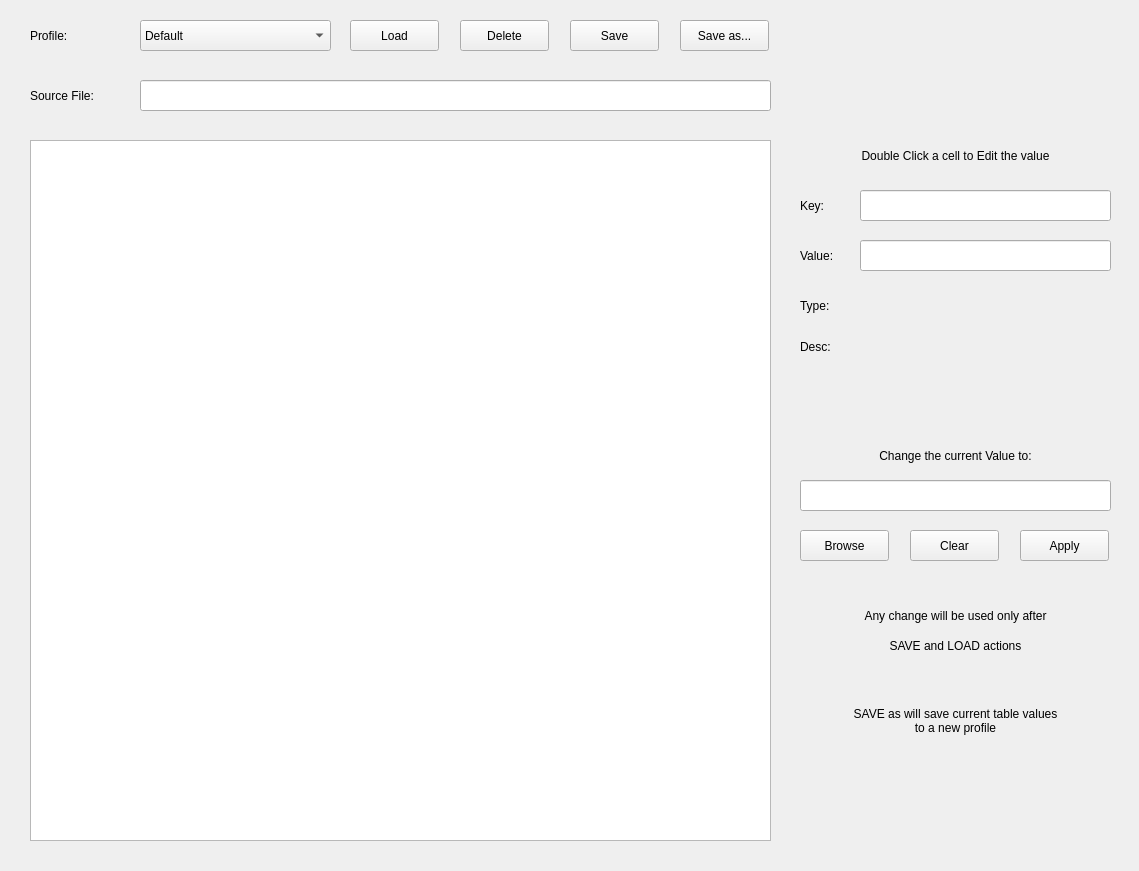
This is python/utilities/skalab/Gui/skalab_profile.ui in ska-telescope/ska-low-mccs-daq as Qt 5 draws it before an edit. The edited form follows.
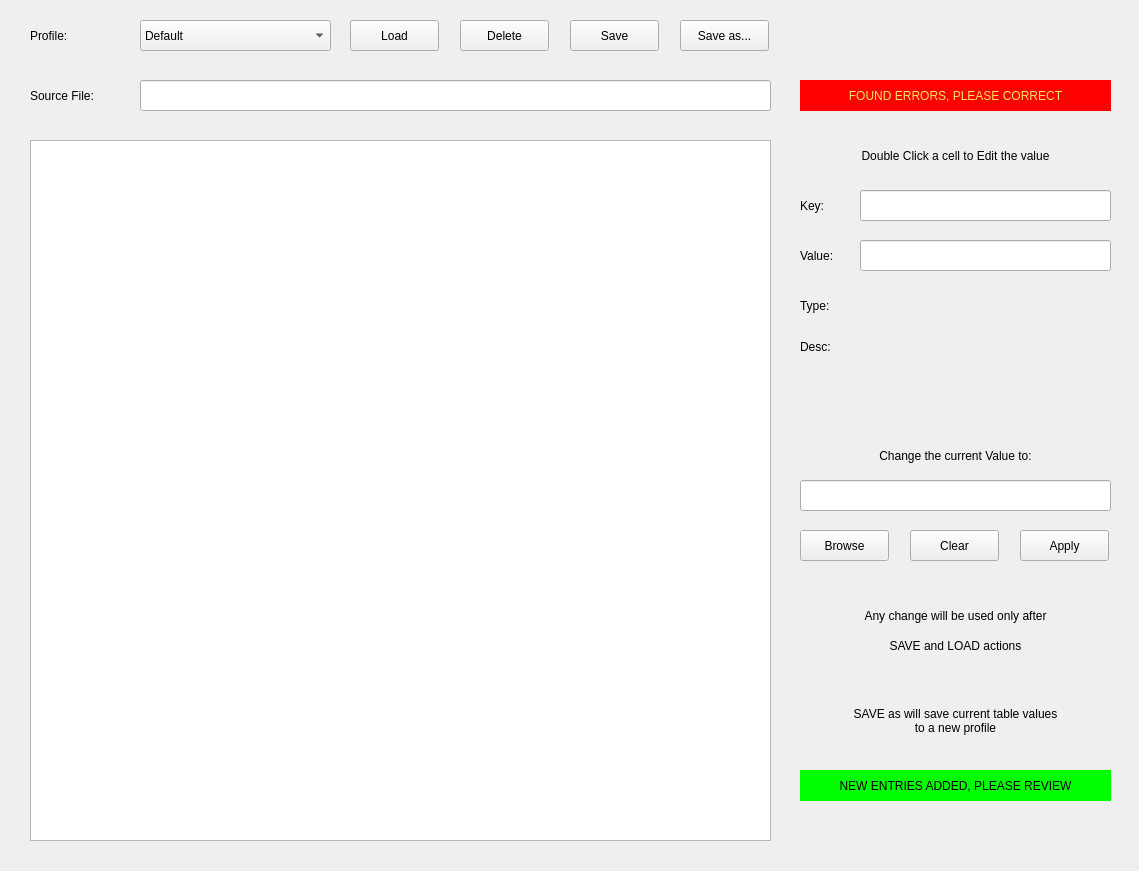
This is the edited form.

Commit message:
[MCCS-2010] Add SKALAB to the main branch - updates to SKALAB
This merge fixes some problems encountered during the last SKALAB update

The edit to the form file:
```diff
--- a/python/utilities/skalab/Gui/skalab_profile.ui
+++ b/python/utilities/skalab/Gui/skalab_profile.ui
@@ -503,6 +503,52 @@
     <bool>true</bool>
    </property>
   </widget>
+  <widget class="QLabel" name="qlabel_errors">
+   <property name="geometry">
+    <rect>
+     <x>800</x>
+     <y>80</y>
+     <width>311</width>
+     <height>31</height>
+    </rect>
+   </property>
+   <property name="layoutDirection">
+    <enum>Qt::LeftToRight</enum>
+   </property>
+   <property name="styleSheet">
+    <string notr="true">background-color: rgb(255, 0, 0);
+color: rgb(248, 228, 92);</string>
+   </property>
+   <property name="text">
+    <string>FOUND ERRORS, PLEASE CORRECT</string>
+   </property>
+   <property name="alignment">
+    <set>Qt::AlignCenter</set>
+   </property>
+  </widget>
+  <widget class="QLabel" name="qlabel_newkeys">
+   <property name="geometry">
+    <rect>
+     <x>800</x>
+     <y>770</y>
+     <width>311</width>
+     <height>31</height>
+    </rect>
+   </property>
+   <property name="layoutDirection">
+    <enum>Qt::LeftToRight</enum>
+   </property>
+   <property name="styleSheet">
+    <string notr="true">background-color: rgb(0, 255, 0);
+color: rgb(0, 0, 0);</string>
+   </property>
+   <property name="text">
+    <string>NEW ENTRIES ADDED, PLEASE REVIEW</string>
+   </property>
+   <property name="alignment">
+    <set>Qt::AlignCenter</set>
+   </property>
+  </widget>
   <zorder>qline_row</zorder>
   <zorder>qline_col</zorder>
   <zorder>qtable_conf</zorder>
```
Left out of the diff: 2 changed lines with no effect on the pictures. The commit also changes 14 other files.
